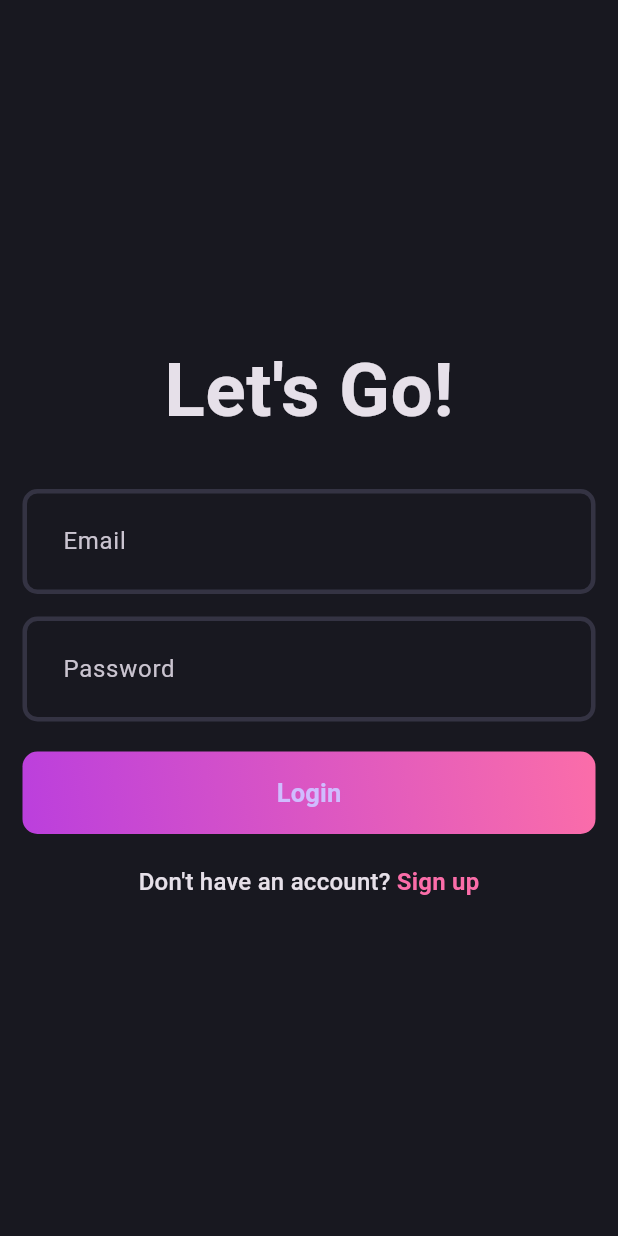
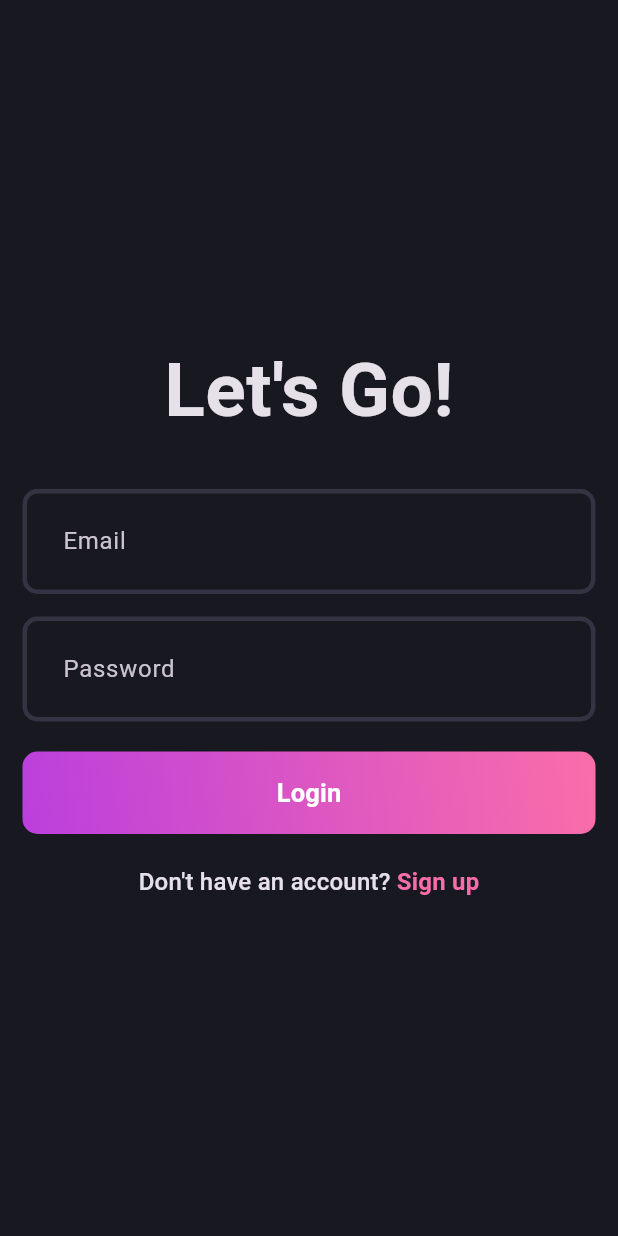
Before and after one commit to bilal-ahmed07/Blog-App, a Flutter app: the screen it shows after launch, after a tap on "Login", on a phone screen of 412 x 824 dp. Run offline on Flutter 3.47's test engine with Material 3 defaults, Android fonts, the phone set to English and light mode, and no system bars; our stand-ins replace flutter_bloc, fpdart, supabase_flutter; accounts and stored records are empty.

Commit message:
Connecting Auth Bloc

```diff
--- a/lib/features/auth/presentation/pages/login_page.dart
+++ b/lib/features/auth/presentation/pages/login_page.dart
@@ -2,8 +2,15 @@ import 'package:blog_app/core/theme/colors.dart';
 import 'package:blog_app/features/auth/presentation/widgets/auth_fields.dart';
 import 'package:blog_app/features/auth/presentation/widgets/auth_gradient_button.dart';
 import 'package:flutter/material.dart';
+import 'signup_page.dart';
 
 class LoginPage extends StatefulWidget {
+  static route() {
+    return MaterialPageRoute(
+      builder: (context) => const LoginPage(),
+    );
+  }
+
   const LoginPage({super.key});
 
   @override
@@ -40,25 +47,41 @@ class _LoginPageState extends State<LoginPage> {
                 ),
               ),
               const SizedBox(height: 30),
-              AuthFields(hintText: "Email", controller: emailController,),
+              AuthFields(
+                hintText: "Email",
+                controller: emailController,
+              ),
               const SizedBox(height: 15),
-              AuthFields(hintText: "Password", isPass: true, controller: passwordController,),
+              AuthFields(
+                hintText: "Password",
+                isPass: true,
+                controller: passwordController,
+              ),
               const SizedBox(height: 20),
-              const AppGradientButton(buttonText: "Login"),
+              AppGradientButton(
+                buttonText: "Login",
+                onPressed: () {},
+              ),
               const SizedBox(height: 20),
-              RichText(
+              GestureDetector(
+                onTap: () {
+                  Navigator.push(context, SignupPage.route());
+                },
+                child: RichText(
                   text: TextSpan(
                     text: "Don't have an account? ",
                     style: Theme.of(context).textTheme.titleMedium,
                     children: [
                       TextSpan(
                         text: "Sign up",
-                      style: Theme.of(context).textTheme.titleMedium?.copyWith(
-                            color: AppPallete.gradient2 ,
+                        style:
+                            Theme.of(context).textTheme.titleMedium?.copyWith(
+                                  color: AppPallete.gradient2,
                                   fontWeight: FontWeight.bold,
                                 ),
                       ),
                     ],
+                  ),
                 ),
               ),
             ],
--- a/lib/features/auth/presentation/widgets/auth_gradient_button.dart
+++ b/lib/features/auth/presentation/widgets/auth_gradient_button.dart
@@ -3,10 +3,12 @@ import 'package:flutter/material.dart';
 
 class AppGradientButton extends StatelessWidget {
   final String buttonText;
+  final VoidCallback onPressed;
 
   const AppGradientButton({
     super.key,
     required this.buttonText,
+    required this.onPressed,
   });
 
   @override
@@ -21,9 +23,7 @@ class AppGradientButton extends StatelessWidget {
         ),
       ),
       child: ElevatedButton(
-        onPressed: () {
-          // button press logic here
-        },
+        onPressed: onPressed,
         style: ElevatedButton.styleFrom(
           fixedSize: const Size(395, 55),
           backgroundColor: AppPallete.transparentColor,
@@ -32,6 +32,7 @@ class AppGradientButton extends StatelessWidget {
         child: Text(
           buttonText,
           style: const TextStyle(
+            color: Colors.white,
             fontSize: 17,
             fontWeight: FontWeight.w600,
           ),
--- a/lib/main.dart
+++ b/lib/main.dart
@@ -1,17 +1,41 @@
-import 'package:blog_app/core/theme/theme.dart';
+import 'package:blog_app/features/auth/data/datasources/auth_remote_datasource.dart';
+import 'package:blog_app/features/auth/data/repository/auth_repository_implement.dart';
+import 'package:blog_app/features/auth/domain/usecases/user_signup.dart';
+import 'package:blog_app/features/auth/presentation/bloc/auth_bloc.dart';
+import 'package:flutter_bloc/flutter_bloc.dart';
+import 'core/theme/theme.dart';
 import 'package:flutter/material.dart';
+import 'package:supabase_flutter/supabase_flutter.dart';
+import 'core/Creds/creds.dart';
+import 'features/auth/presentation/pages/login_page.dart';
 
-import 'features/auth/presentation/pages/login_page.dart';
-import 'features/auth/presentation/pages/signup_page.dart';
-
-void main() {
-  runApp(const MyApp());
+void main() async {
+  WidgetsFlutterBinding.ensureInitialized();
+  final supabase = await Supabase.initialize(
+    url: Creds.supabaseUrl,
+    anonKey: Creds.supabaseAnonKey,
+  );
+  runApp(MultiBlocProvider(
+    providers: [
+      BlocProvider(
+        create: (context) => AuthBloc(
+          userSignup: UserSignup(
+            authRepository: AuthRepositoryImplement(
+              AuthRemoteDatasourceImplement(
+                supabase.client,
+              ),
+            ),
+          ),
+        ),
+      ),
+    ],
+    child: const MyApp(),
+  ));
 }
 
 class MyApp extends StatelessWidget {
   const MyApp({super.key});
 
-  // This widget is the root of your application.
   @override
   Widget build(BuildContext context) {
     return MaterialApp(
```
Also changed, not shown: lib/features/auth/presentation/pages/signup_page.dart (+46 -7 lines). Lines whose indentation alone changed are shown as unchanged.
